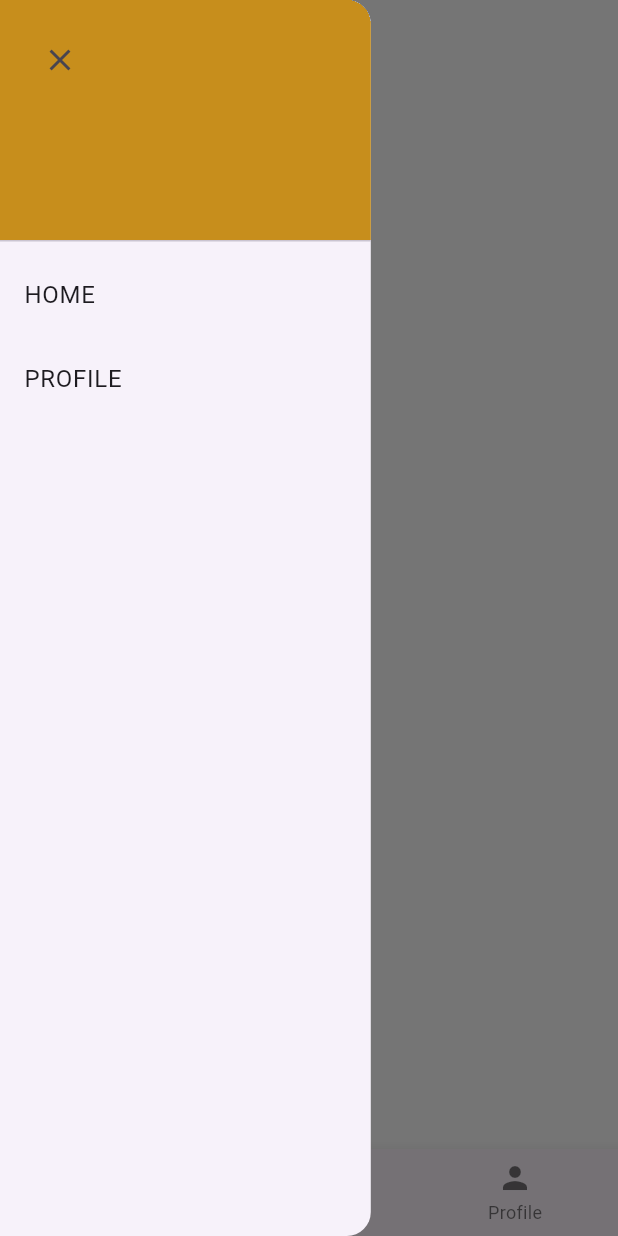
After one commit to LaviniaSurubariu/smart_museum, a Flutter app: the HomeScreenPage screen opened by its route, with the side drawer open, on a phone screen of 412 x 824 dp. The commit adds this screen. Run offline on Flutter 3.47's test engine with Material 3 defaults, Android fonts, the phone set to English and light mode, and no system bars; our stand-ins replace cloud_firestore, firebase_auth, firebase_core, firebase_storage, flutter_redux, freezed_annotation and 4 more; missing offline and left inert: redux_epics; accounts and stored records are empty.

Commit message:
add drawer and fix routes(delete MaterialApp from pages)

```diff
--- a/lib/presentation/another_page.dart
+++ /dev/null
@@ -1,47 +0,0 @@
-import 'package:flutter/material.dart';
-import 'utils/extensions.dart';
-
-class AnotherPage extends StatefulWidget {
-  const AnotherPage({super.key});
-
-  @override
-  State<AnotherPage> createState() => _AnotherPage();
-}
-
-class _AnotherPage extends State<AnotherPage> {
-  final GlobalKey<FormState> formKey = GlobalKey<FormState>();
-  final TextEditingController email = TextEditingController();
-  final TextEditingController password = TextEditingController();
-
-  @override
-  Widget build(BuildContext context) {
-    return MaterialApp(
-      title: 'Bine ai venit!',
-      home: Scaffold(
-        appBar: AppBar(
-          title: const Text('Bine ai venit!'),
-        ),
-        body: SingleChildScrollView(
-          child: Center(
-            child: Column(
-              mainAxisAlignment: MainAxisAlignment.center,
-              children: <Widget>[
-                Text(
-                  'Bine ai venit!${context.state.user?.email ?? ''}',
-                  style: const TextStyle(fontSize: 24),
-                ),
-                const SizedBox(height: 20), // Add some spacing between the text and the button
-                ElevatedButton(
-                  onPressed: () {
-                    Navigator.pushReplacementNamed(context, '/helloPage');
-                  },
-                  child: const Text('Apasă-mă'),
-                ),
-              ],
-            ),
-          ),
-        ),
-      ),
-    );
-  }
-}
--- a/lib/presentation/create_user.dart
+++ b/lib/presentation/create_user.dart
@@ -75,9 +75,7 @@ class _CreateUserPageState extends State<CreateUserPage> {
 
   @override
   Widget build(BuildContext context) {
-    return MaterialApp(
-      theme: CustomTheme.themeData,
-      home: Scaffold(
+    return Scaffold(
       appBar: AppBar(title: const Text('Sign Up')),
       body: SafeArea(
         child: Padding(
@@ -215,7 +213,6 @@ class _CreateUserPageState extends State<CreateUserPage> {
           ),
         ),
       ),
-      ),
     );
   }
 }
--- a/lib/presentation/hello.dart
+++ /dev/null
@@ -1,34 +0,0 @@
-import 'package:flutter/material.dart';
-import 'utils/extensions.dart';
-
-class HelloPage extends StatefulWidget {
-  const HelloPage({super.key});
-
-  @override
-  State<HelloPage> createState() => _HelloPage();
-
-}
-
-class _HelloPage extends State<HelloPage> {
-  final GlobalKey<FormState> formKey = GlobalKey<FormState>();
-  final TextEditingController email = TextEditingController();
-  final TextEditingController password = TextEditingController();
-
-  @override
-  Widget build(BuildContext context) {
-    return MaterialApp(
-      title: 'Bine ai venit!',
-      home: Scaffold(
-        appBar: AppBar(
-          title: const Text('Bine ai venit!'),
-        ),
-        body: Center(
-          child: Text(
-            'Bine ai venit!${context.state.user?.email ?? ''}',
-            style: const TextStyle(fontSize: 24),
-          ),
-        ),
-      ),
-    );
-  }
-}
--- a/lib/presentation/home_screen.dart
+++ b/lib/presentation/home_screen.dart
@@ -1,5 +1,6 @@
 import 'package:flutter/material.dart';
 import 'utils/customButtomNavigationBar.dart';
+import 'utils/customDrawer.dart';
 import 'utils/customTheme.dart';
 
 class HomeScreenPage extends StatefulWidget {
@@ -11,6 +12,7 @@ class HomeScreenPage extends StatefulWidget {
 
 class _HomeScreenPageState extends State<HomeScreenPage> {
   int selectedIndex = 0;
+  final GlobalKey<ScaffoldState> _scaffoldKey = GlobalKey<ScaffoldState>();
 
   void onItemTapped(int index) {
     setState(() {
@@ -20,22 +22,30 @@ class _HomeScreenPageState extends State<HomeScreenPage> {
       case 0:
         break;
       case 1:
+        break;
+      case 2:
         Navigator.pushReplacementNamed(context, '/profilePage');
     }
   }
 
   @override
   Widget build(BuildContext context) {
-    return MaterialApp(
-        theme: CustomTheme.themeData,
-        home: Scaffold(
+    return Scaffold(
+      key: _scaffoldKey,
       appBar: AppBar(
-            title: const Text('Smart Museum'),
+        leading: IconButton(
+          icon: const Icon(Icons.menu),
+          onPressed: () {
+            _scaffoldKey.currentState?.openDrawer();
+          },
         ),
+        title: const Text(''),
+      ),
+      drawer: const CustomDrawer(),
       bottomNavigationBar: CustomBottomNavigationBar(
         currentIndex: selectedIndex,
         onTap: onItemTapped,
       ),
-        ));
+    );
   }
 }
--- a/lib/presentation/login_user.dart
+++ b/lib/presentation/login_user.dart
@@ -70,9 +70,7 @@ class _LoginUserPageState extends State<LoginUserPage> {
 
   @override
   Widget build(BuildContext context) {
-    return MaterialApp(
-      theme: CustomTheme.themeData,
-      home: Scaffold(
+    return Scaffold(
       resizeToAvoidBottomInset: false,
       appBar: AppBar(
         title: const Text('Login User'),
@@ -181,7 +179,6 @@ class _LoginUserPageState extends State<LoginUserPage> {
           ),
         ),
       ),
-      ),
     );
   }
 }
--- a/lib/presentation/utils/customButtomNavigationBar.dart
+++ b/lib/presentation/utils/customButtomNavigationBar.dart
@@ -8,23 +8,34 @@ class CustomBottomNavigationBar extends StatelessWidget {
   });
 
   final int currentIndex;
-  final void Function (int) onTap;
+  final void Function(int) onTap;
 
   @override
   Widget build(BuildContext context) {
     return BottomNavigationBar(
       items: const <BottomNavigationBarItem>[
         BottomNavigationBarItem(
-          icon: Icon(Icons.home),
+          icon: Icon(
+            Icons.home,
+          ),
           label: 'Home',
         ),
         BottomNavigationBarItem(
-          icon: Icon(Icons.person),
+          icon: Icon(
+            Icons.qr_code_scanner_outlined,
+          ),
+          label: 'Scan',
+
+        ),
+        BottomNavigationBarItem(
+          icon: Icon(
+            Icons.person,
+          ),
           label: 'Profile',
         ),
       ],
       currentIndex: currentIndex,
-      selectedItemColor: Colors.redAccent,
+      selectedItemColor: const Color.fromRGBO(199, 142, 28, 1),
       onTap: onTap,
     );
   }
--- /dev/null
+++ b/lib/presentation/utils/customDrawer.dart
@@ -0,0 +1,53 @@
+import 'package:flutter/material.dart';
+
+class CustomDrawer extends StatelessWidget {
+  const CustomDrawer({super.key});
+
+  @override
+  Widget build(BuildContext context) {
+    return Container(
+      width: MediaQuery.of(context).size.width * 0.6,
+      child: Drawer(
+        child: ListView(
+          padding: EdgeInsets.zero,
+          children: <Widget>[
+            DrawerHeader(
+              decoration: const BoxDecoration(
+                color: Color.fromRGBO(199, 142, 28, 1),
+              ),
+              child: Stack(
+                children: <Widget>[
+                  Align(
+                    alignment: Alignment.topLeft,
+                    child: IconButton(
+                      icon: const Icon(Icons.close),
+                      onPressed: () {
+                        Navigator.of(context).pop();
+                      },
+                    ),
+                  ),
+                ],
+              ),
+            ),
+            ListTile(
+              title: const Text(
+                'HOME',
+              ),
+              onTap: () {
+                Navigator.pop(context);
+                Navigator.pushReplacementNamed(context, '/homeScreenPage');
+              },
+            ),
+            ListTile(
+              title: const Text('PROFILE'),
+              onTap: () {
+                Navigator.pop(context);
+                Navigator.pushReplacementNamed(context, '/profilePage');
+              },
+            ),
+          ],
+        ),
+      ),
+    );
+  }
+}
--- a/pubspec.yaml
+++ b/pubspec.yaml
@@ -25,8 +25,8 @@ dependencies:
   flutter_redux: ^0.10.0
 
   firebase_core: ^2.27.0
-  firebase_auth : ^4.16.0
-  firebase_storage : ^11.6.0
+  firebase_auth: ^4.16.0
+  firebase_storage: ^11.6.0
   cloud_firestore: ^4.14.0
 
 
```
Also changed, not shown: lib/main.dart (+2 -8 lines), lib/presentation/profile_page.dart (+15 -7 lines), lib/presentation/update_profile.dart (+5 -11 lines), pubspec.lock, 1 other file. Lines whose indentation alone changed are shown as unchanged.
